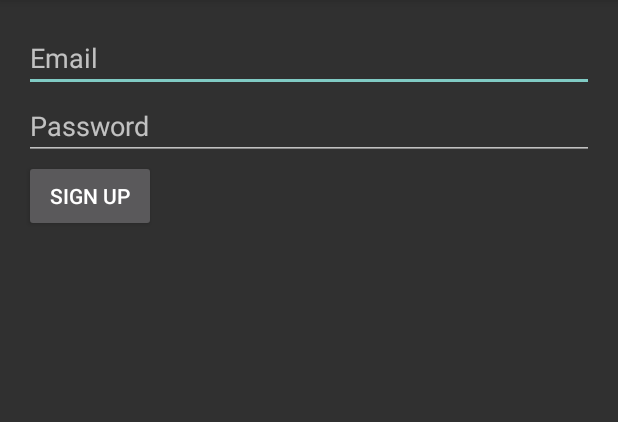
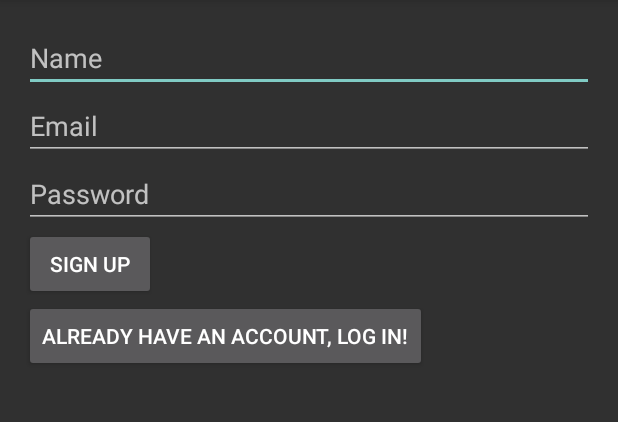
Before and after one commit to Jai0212/Focus-Flow, an Android app built with Jetpack Compose: the screen it shows after launch (SignUp), on a phone screen of 412 x 824 dp, the part 84-506 px from its top. Run offline under Robolectric (Android 15) with nearby library versions, the phone set to English and light mode, and no system bars; our stand-ins replace Firebase (no records; nobody signed in at launch, a user with empty details on screens opened directly).

```diff
--- a/app/src/main/AndroidManifest.xml
+++ b/app/src/main/AndroidManifest.xml
@@ -23,7 +23,7 @@
             </intent-filter>
         </activity>
         <activity
-            android:name=".SignIn"
+            android:name=".LogIn"
             android:exported="true"
             android:theme="@style/Theme.AppCompat">
         </activity>
--- a/app/src/main/java/com/example/focusflow/BlockedAppsRecyclerViewAdapter.kt
+++ b/app/src/main/java/com/example/focusflow/BlockedAppsRecyclerViewAdapter.kt
@@ -6,7 +6,7 @@ import android.view.ViewGroup
 import android.widget.ImageView
 import androidx.recyclerview.widget.RecyclerView
 
-class BlockedAppsRecyclerViewAdapter(private val items: List<Int>) : RecyclerView.Adapter<BlockedAppsRecyclerViewAdapter.ViewHolder>() {
+class BlockedAppsRecyclerViewAdapter(private val items: List<App>) : RecyclerView.Adapter<BlockedAppsRecyclerViewAdapter.ViewHolder>() {
 
     class ViewHolder(itemView: View) : RecyclerView.ViewHolder(itemView) {
         val ivItemBlockedApp: ImageView = itemView.findViewById(R.id.ivItemBlockedApp)
@@ -19,7 +19,7 @@ class BlockedAppsRecyclerViewAdapter(private val items: List<Int>) : RecyclerVie
     }
 
     override fun onBindViewHolder(holder: ViewHolder, position: Int) {
-        holder.ivItemBlockedApp.setImageResource(items[position])
+        holder.ivItemBlockedApp.setImageResource(items[position].logo)
     }
 
     override fun getItemCount() = items.size
--- a/app/src/main/java/com/example/focusflow/SignUp.kt
+++ b/app/src/main/java/com/example/focusflow/SignUp.kt
@@ -2,42 +2,76 @@ package com.example.focusflow
 
 import android.content.Intent
 import android.os.Bundle
-import android.provider.ContactsContract.Data
 import android.widget.Button
 import android.widget.EditText
 import android.widget.Toast
 import androidx.appcompat.app.AppCompatActivity
 import com.google.firebase.auth.FirebaseAuth
-import com.google.firebase.database.FirebaseDatabase
 
 class SignUp : AppCompatActivity() {
 
-    private lateinit var auth: FirebaseAuth
-    private lateinit var editTextEmail: EditText
-    private lateinit var editTextPassword: EditText
-    private lateinit var buttonSignUp: Button
+    private lateinit var edtEmailSignUp: EditText
+    private lateinit var edtPasswordSignUp: EditText
+    private lateinit var edtNameSignUp: EditText
+    private lateinit var btnSignUp: Button
 
     override fun onCreate(savedInstanceState: Bundle?) {
         super.onCreate(savedInstanceState)
         setContentView(R.layout.activity_sign_up)
 
-        // Initialize Firebase Auth
-        auth = FirebaseAuth.getInstance()
+        edtEmailSignUp = findViewById(R.id.edtEmailSignUp)
+        edtPasswordSignUp = findViewById(R.id.edtPasswordSignUp)
+        edtNameSignUp = findViewById(R.id.edtNameSignUp)
+        btnSignUp = findViewById(R.id.btnSignUp)
 
-        editTextEmail = findViewById(R.id.editTextEmail)
-        editTextPassword = findViewById(R.id.editTextPassword)
-        buttonSignUp = findViewById(R.id.buttonSignUp)
+        val btnSwitchLogIn: Button = findViewById(R.id.btnSwitchLogIn)
+
+        btnSignUp.setOnClickListener {
+            signUp()
+        }
+
+        btnSwitchLogIn.setOnClickListener {
+            val intent = Intent(this, LogIn::class.java)
+            startActivity(intent)
+        }
+//        val newUser = User("user@example.com", "pass", "John Doe",
+//            mutableListOf(
+//                App("Instagram", R.drawable.instagram, true),
+//                App("Snapchat", R.drawable.snapchat, true))
+//        )
+//
+//        databaseManager.signUp(newUser) { success ->
+//            if (success) {
+//                Toast.makeText(this, "Sign-up successful!", Toast.LENGTH_SHORT).show()
+//                val intent = Intent(this, MainPage::class.java)
+//                startActivity(intent)
+//            } else {
+//                Toast.makeText(this, "Sign-up failed. Email may already be in use.", Toast.LENGTH_SHORT).show()
+//                val intent = Intent(this, MainPage::class.java)
+//                startActivity(intent)
+//            }
+//        }
+    }
+
+    private fun signUp() {
+        val email = edtEmailSignUp.text.toString().trim()
+        val password = edtPasswordSignUp.text.toString().trim()
+        val name = edtNameSignUp.toString().trim()
+
+        if (email.isEmpty() || password.isEmpty() || name.isEmpty()) {
+            Toast.makeText(this, "Please fill in all fields", Toast.LENGTH_SHORT).show()
+            return
+        }
 
         val databaseManager = DatabaseManager.getInstance()
-        val newUser = User("user@example,com", "pass", "John Doe", mutableListOf())
 
-        databaseManager.logIn(newUser) { success ->
+        databaseManager.signUp(User(email, password, name, mutableListOf())) { success ->
             if (success) {
-                Toast.makeText(this, "Sign-up successful!", Toast.LENGTH_SHORT).show()
+                Toast.makeText(this, "Sign-Up successful!", Toast.LENGTH_SHORT).show()
                 val intent = Intent(this, MainPage::class.java)
                 startActivity(intent)
             } else {
-                Toast.makeText(this, "Sign-up failed. Email may already be in use.", Toast.LENGTH_SHORT).show()
+                Toast.makeText(this, "Log-In failed. Email already in use.", Toast.LENGTH_SHORT).show()
             }
         }
     }
--- /dev/null
+++ b/app/src/main/res/drawable/ic_back_arrow.xml
@@ -0,0 +1,5 @@
+<vector xmlns:android="http://schemas.android.com/apk/res/android" android:autoMirrored="true" android:height="24dp" android:tint="#000000" android:viewportHeight="24" android:viewportWidth="24" android:width="24dp">
+
+    <path android:fillColor="@android:color/white" android:pathData="M20,11H7.83l5.59,-5.59L12,4l-8,8 8,8 1.41,-1.41L7.83,13H20v-2z"/>
+
+</vector>
--- a/app/src/main/res/layout/activity_main_page.xml
+++ b/app/src/main/res/layout/activity_main_page.xml
@@ -89,6 +89,7 @@
                     android:layout_height="100dp"/>
 
                 <ImageView
+                    android:id="@+id/imgMainPageAddApp"
                     android:layout_width="100dp"
                     android:layout_height="100dp"
                     android:src="@drawable/ic_add"
--- a/app/src/main/res/layout/activity_sign_up.xml
+++ b/app/src/main/res/layout/activity_sign_up.xml
@@ -5,21 +5,34 @@
     android:padding="16dp">
 
     <EditText
-        android:id="@+id/editTextEmail"
+        android:id="@+id/edtNameSignUp"
+        android:layout_width="match_parent"
+        android:layout_height="wrap_content"
+        android:hint="Name"/>
+
+    <EditText
+        android:id="@+id/edtEmailSignUp"
         android:layout_width="match_parent"
         android:layout_height="wrap_content"
         android:hint="Email" />
 
     <EditText
-        android:id="@+id/editTextPassword"
+        android:id="@+id/edtPasswordSignUp"
         android:layout_width="match_parent"
         android:layout_height="wrap_content"
         android:hint="Password"
         android:inputType="textPassword" />
 
     <Button
-        android:id="@+id/buttonSignUp"
+        android:id="@+id/btnSignUp"
         android:layout_width="wrap_content"
         android:layout_height="wrap_content"
         android:text="Sign Up" />
+
+    <Button
+        android:id="@+id/btnSwitchLogIn"
+        android:layout_width="wrap_content"
+        android:layout_height="wrap_content"
+        android:text="Already have an account, Log In!"/>
+
 </LinearLayout>
```
Also changed, not shown: app/src/main/java/com/example/focusflow/App.kt (+5 -3 lines), app/src/main/java/com/example/focusflow/DatabaseManager.kt (+107 -1 lines), app/src/main/java/com/example/focusflow/EditPage.kt (+16 -9 lines), app/src/main/java/com/example/focusflow/EditPageRecyclerViewAdapter.kt (+7 -2 lines), app/src/main/java/com/example/focusflow/LogIn.kt (added, +57 -0 lines), app/src/main/java/com/example/focusflow/MainPage.kt (+14 -9 lines), app/src/main/java/com/example/focusflow/SignIn.kt (deleted, +0 -59 lines), app/src/main/res/layout/activity_edit_page.xml (+29 -1 lines), app/src/main/res/layout/activity_log_in.xml (renamed from app/src/main/res/layout/activity_sign_in.xml, +11 -4 lines).
